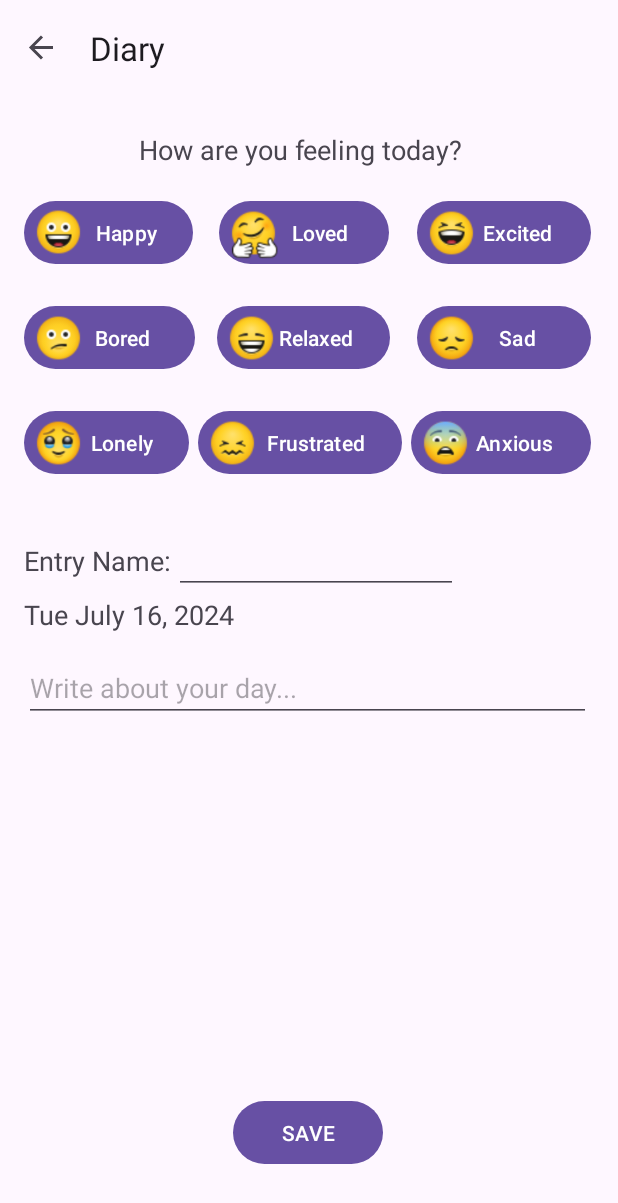
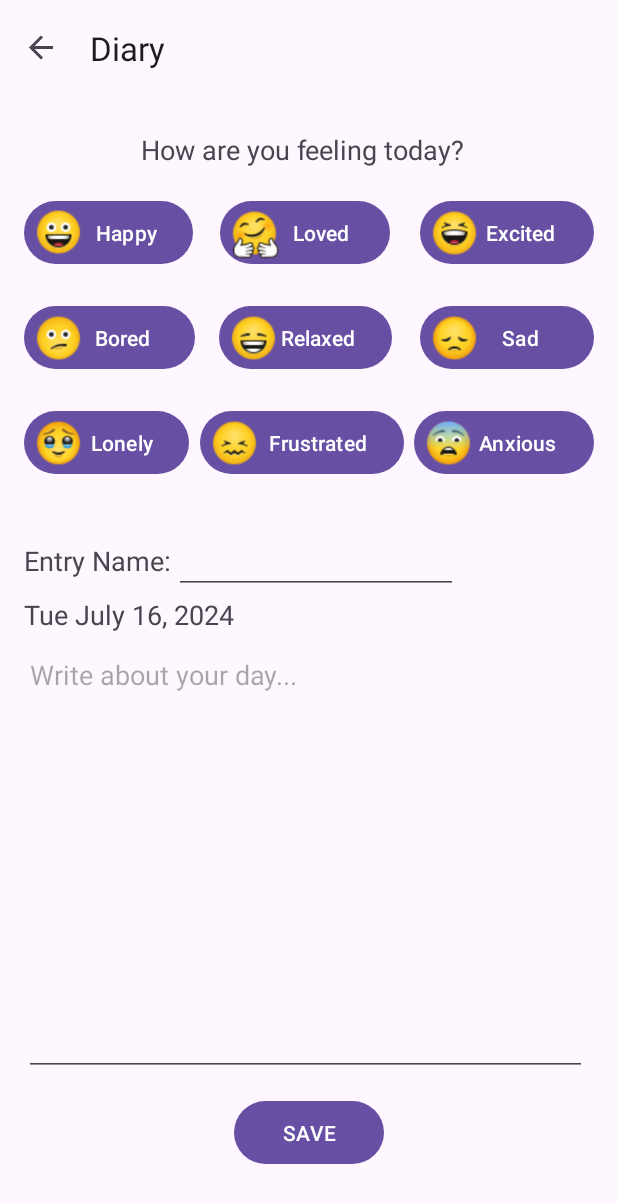
Before and after one commit to KoukiVu/Vital-Time, an Android app: the moodAndJournal screen opened through its navigation route, on a phone screen of 412 x 824 dp. Shown: the top 1203 px of the screen. Run offline under Robolectric (Android 15) with nearby library versions, the phone set to English and light mode, and no system bars; our stand-ins replace Firebase (no records; nobody signed in at launch, a user with empty details on screens opened directly), navigation-ui; Roboto replaces fonts that are not available here; 4 statements that could not run were skipped.

Commit message:
Scrolling Testing

```diff
--- a/app/build.gradle.kts
+++ b/app/build.gradle.kts
@@ -44,6 +44,7 @@ dependencies {
     implementation("androidx.constraintlayout:constraintlayout:2.1.4")
     implementation("androidx.navigation:navigation-fragment:2.7.7")
     implementation("androidx.navigation:navigation-ui:2.7.7")
+    implementation("androidx.legacy:legacy-support-v4:1.0.0")
     testImplementation("junit:junit:4.13.2")
     androidTestImplementation("androidx.test.ext:junit:1.1.5")
     androidTestImplementation("androidx.test.espresso:espresso-core:3.5.1")
--- a/app/src/main/AndroidManifest.xml
+++ b/app/src/main/AndroidManifest.xml
@@ -16,9 +16,11 @@
             android:theme="@style/Theme.VitalTime"
             >
         <activity
+                android:windowSoftInputMode="adjustPan"
                 android:name=".MainActivity"
                 android:exported="true"
                 android:theme="@style/Theme.VitalTime.Dark">
+
             <intent-filter>
                 <action android:name="android.intent.action.MAIN"/>
 
--- a/app/src/main/res/layout/mood_journal.xml
+++ b/app/src/main/res/layout/mood_journal.xml
@@ -7,9 +7,12 @@
         android:layout_height="match_parent"
         tools:context=".moodAndJournal">
 
+    <androidx.core.widget.NestedScrollView
+            android:layout_width="match_parent"
+            android:layout_height="match_parent">
         <androidx.constraintlayout.widget.ConstraintLayout
-            android:layout_width="410dp"
-            android:layout_height="1000dp"
+                android:layout_width="match_parent"
+                android:layout_height="wrap_content"
                 android:padding="16dp">
 
             <Button
@@ -60,8 +63,8 @@
             <EditText
                     android:id="@+id/editTextDiaryContent"
                     app:layout_constraintTop_toTopOf="parent"
-                android:layout_width="match_parent"
-                android:layout_height="wrap_content"
+                    android:layout_width="375dp"
+                    android:layout_height="290dp"
                     android:inputType="textMultiLine"
                     android:gravity="top|start"
                     android:lines="13"
@@ -69,8 +72,9 @@
                     android:maxLines="13"
                     android:scrollbars="vertical"
                     android:hint="Write about your day..."
-                tools:layout_editor_absoluteX="16dp"
-                android:layout_marginTop="356dp"
+                    tools:layout_editor_absoluteX="2dp"
+                    android:layout_marginTop="100dp"
+                    app:layout_constraintBottom_toTopOf="@+id/saveButton" app:layout_constraintVertical_bias="0.95"
             />
             <TextView
                     android:id="@+id/moodTextView"
@@ -284,4 +288,5 @@
             />
 
         </androidx.constraintlayout.widget.ConstraintLayout>
+    </androidx.core.widget.NestedScrollView>
 </androidx.constraintlayout.widget.ConstraintLayout>
```
Lines whose indentation alone changed are shown as unchanged.
